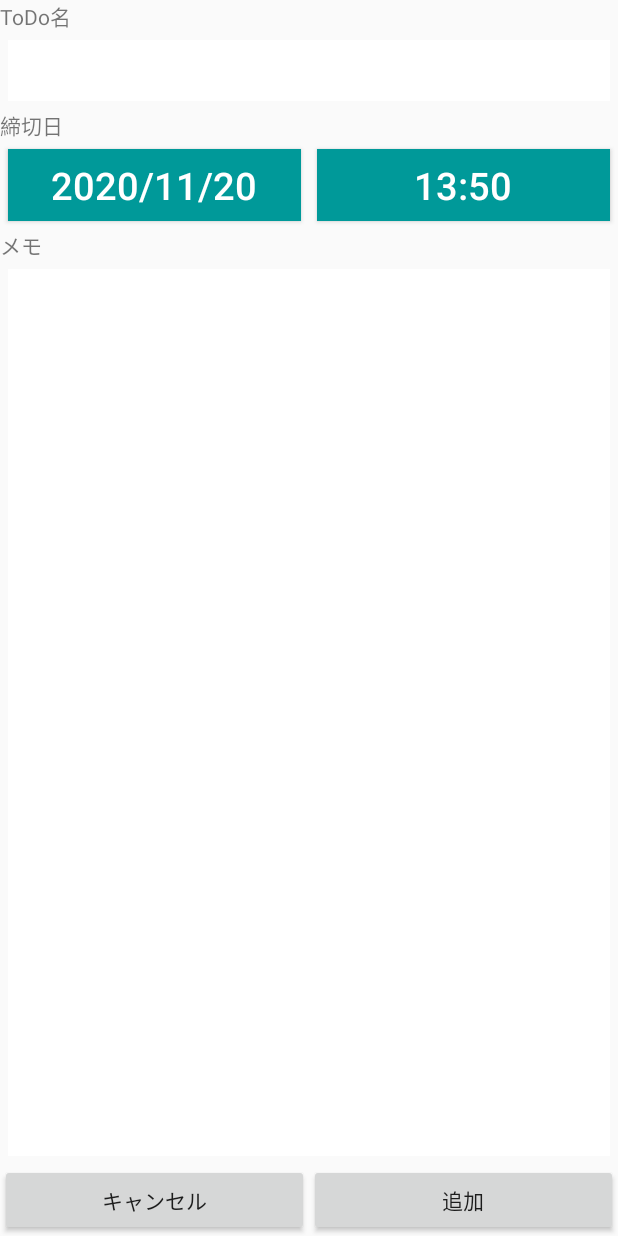
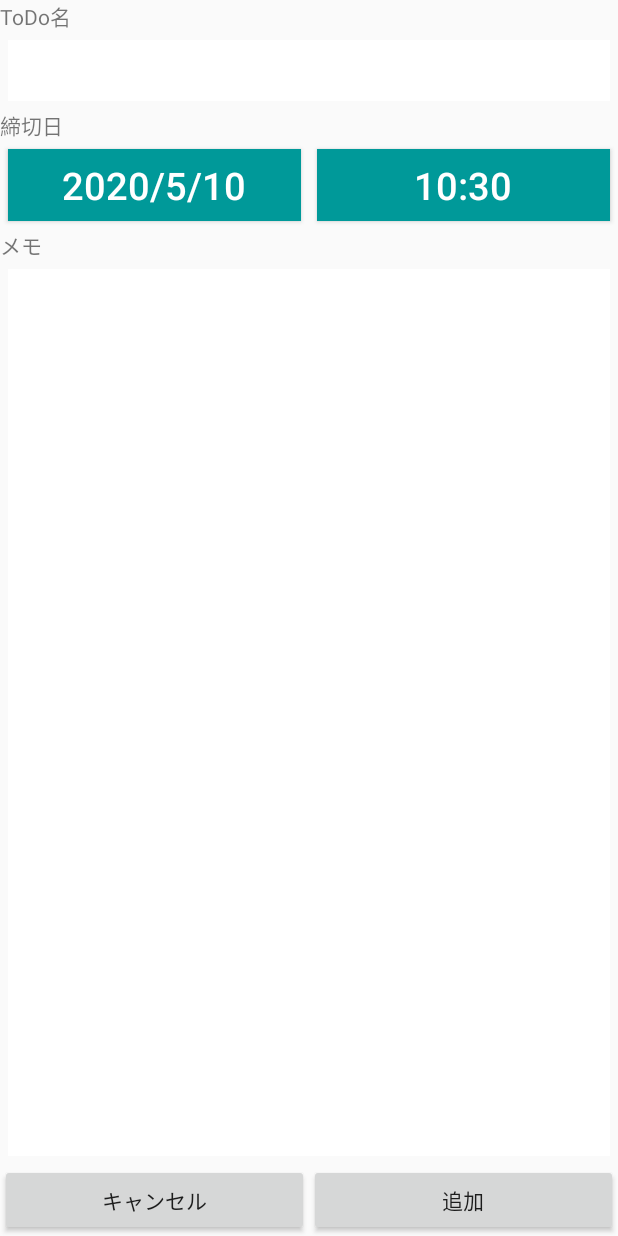
Before and after one commit to Absolute-Value/ToDoCalendar, an Android app: the AddToDo screen opened directly, with no data from a screen before it, on a phone screen of 412 x 824 dp. Run offline under Robolectric (Android 15) with nearby library versions, the phone set to English and light mode, and no system bars.

Commit message:
ToDoを追加する画面での日付と時刻のボタンにフラグメントを関連付けて、直感的に日付と時刻が変更できるようにした。

```diff
--- a/app/src/main/java/com/example/x3033076/finalextodocalendar/AddToDo.java
+++ b/app/src/main/java/com/example/x3033076/finalextodocalendar/AddToDo.java
@@ -1,14 +1,89 @@
 package com.example.x3033076.finalextodocalendar;
 
-import android.app.Activity;
+import android.app.DatePickerDialog;
+import android.app.TimePickerDialog;
 import android.os.Bundle;
+import android.view.View;
+import android.widget.Button;
+import android.widget.DatePicker;
+import android.widget.TextView;
+import android.widget.TimePicker;
 
 import androidx.annotation.Nullable;
+import androidx.fragment.app.DialogFragment;
+import androidx.fragment.app.FragmentActivity;
 
-public class AddToDo extends Activity {
+import java.util.Date;
+
+public class AddToDo extends FragmentActivity implements View.OnClickListener, DatePickerDialog.OnDateSetListener, TimePickerDialog.OnTimeSetListener {
+
+    TextView toDoTitleTextView, memoTextView;
+    Button dateButton, timeButton, cancelButton, addButton;
+    Date now;
+    int year, month, day, hour, minute;
+
     @Override
     protected void onCreate(@Nullable Bundle savedInstanceState) {
         super.onCreate(savedInstanceState);
         setContentView(R.layout.todo_add_layout);
+
+        toDoTitleTextView = findViewById(R.id.toDoTitleTV);
+        dateButton = findViewById(R.id.dateBtn);
+        timeButton = findViewById(R.id.timeBtn);
+        memoTextView = findViewById(R.id.memoTV);
+        cancelButton = findViewById(R.id.cancelBtn);
+        addButton = findViewById(R.id.addBtn);
+
+        // リスナ登録
+        toDoTitleTextView.setOnClickListener(this);
+        memoTextView.setOnClickListener(this);
+        cancelButton.setOnClickListener(this);
+        addButton.setOnClickListener(this);
+
+        now = new Date();
+        year = now.getYear()+1900;
+        month = now.getMonth();
+        day = now.getDate();
+        hour = now.getHours();
+        minute = now.getMinutes();
+        dateButton.setText(year+"/"+month+"/"+day);
+        timeButton.setText(hour+":"+String.format("%02d",minute));
+    }
+
+    @Override
+    public void onClick(View v) {
+        switch (v.getId()) {
+            case R.id.addBtn:
+                ToDoList.adapter.add("["+year+"年"+month+"月"+day+"日"+
+                        hour+":"+String.format("%02d",minute)+"] "+String.valueOf(toDoTitleTextView.getText()));
+            case R.id.cancelBtn:
+                finish(); // このアクティビティを終了させる
+                break;
+        }
+    }
+
+    @Override
+    public void onDateSet(DatePicker view, int setYear, int setMonth, int setDay) {
+        year = setYear;
+        month = setMonth+1;
+        day = setDay;
+        dateButton.setText(year+"/"+month+"/"+day);
+    }
+
+    @Override
+    public void onTimeSet(TimePicker timePicker, int setHour, int setMinute) {
+        hour = setHour;
+        minute = setMinute;
+        timeButton.setText(hour+":"+String.format("%02d",minute));
+    }
+
+    public void showDatePickerDialog(View v) {
+        DialogFragment newFragment = new DatePickerDialogFragment();
+        newFragment.show(getSupportFragmentManager(), "datePicker");
+    }
+
+    public  void showTimePickerDialog(View v) {
+        DialogFragment newFragment = new TimePickerDialogFragment();
+        newFragment.show(getSupportFragmentManager(), "TimePicker");
     }
 }
--- a/app/src/main/res/layout/todo_add_layout.xml
+++ b/app/src/main/res/layout/todo_add_layout.xml
@@ -11,11 +11,11 @@
         <TextView
             android:layout_width="wrap_content"
             android:layout_height="wrap_content"
-            android:text="@string/todo_name"
+            android:text="@string/todo_title"
             android:gravity="center"/>
 
         <EditText
-            android:id="@+id/toDoNameTV"
+            android:id="@+id/toDoTitleTV"
             android:layout_width="match_parent"
             android:layout_height="wrap_content"
             android:layout_marginHorizontal="5dp"
@@ -42,7 +42,8 @@
                 android:background="@color/colorPrimary"
                 android:textColor="@color/colorWhite"
                 android:textSize="25dp"
-                android:text="2020/11/20"/>
+                android:text="2020/11/20"
+                android:onClick="showDatePickerDialog"/>
 
             <Button
                 android:id="@+id/timeBtn"
@@ -54,7 +55,8 @@
                 android:background="@color/colorPrimary"
                 android:textColor="@color/colorWhite"
                 android:textSize="25dp"
-                android:text="13:50"/>
+                android:text="13:50"
+                android:onClick="showTimePickerDialog"/>
 
         </LinearLayout>
 
@@ -64,6 +66,7 @@
             android:text="@string/memo"/>
 
         <EditText
+            android:id="@+id/memoTV"
             android:layout_width="match_parent"
             android:layout_height="0dp"
             android:layout_weight="1"
--- a/app/src/main/res/values/strings.xml
+++ b/app/src/main/res/values/strings.xml
@@ -11,7 +11,7 @@
     <string name="thursday">木</string>
     <string name="friday">金</string>
     <string name="saturday">土</string>
-    <string name="todo_name">ToDo名</string>
+    <string name="todo_title">ToDo名</string>
     <string name="deadline">締切日</string>
     <string name="memo">メモ</string>
     <string name="cancel">キャンセル</string>
```
Also changed, not shown: app/src/main/java/com/example/x3033076/finalextodocalendar/DatePickerDialogFragment.java (added, +29 -0 lines), app/src/main/java/com/example/x3033076/finalextodocalendar/TimePickerDialogFragment.java (added, +26 -0 lines).
